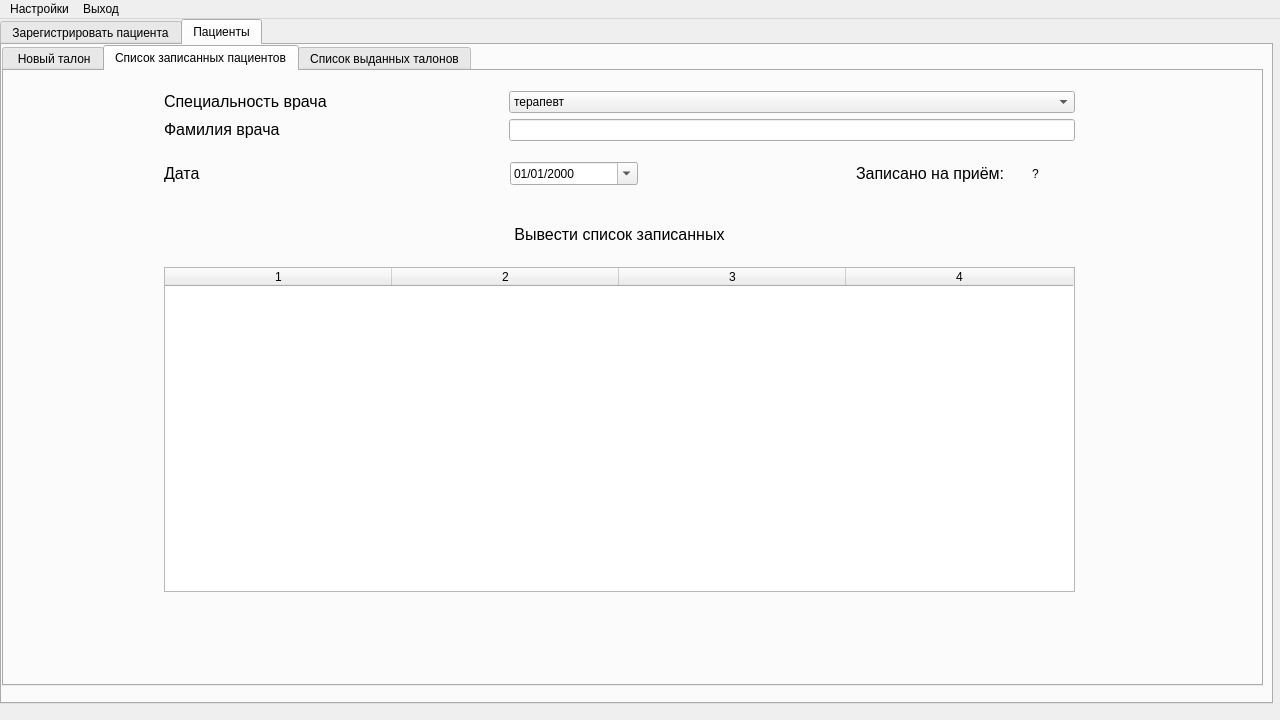
Above: 6th-semester/software-architecture/src/View/ApplicationViewUi.ui from theseChains/uni-assignments before the change. Below: the same form after it.
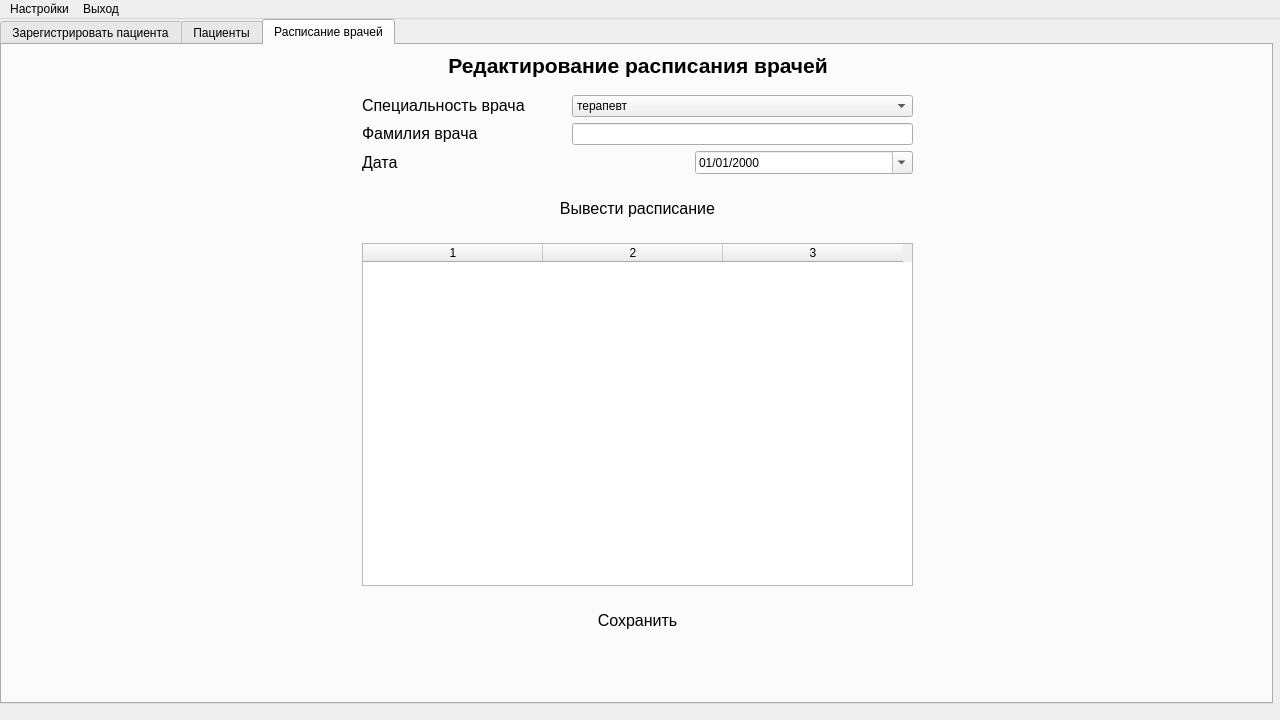
That is the form after the change. The open tabs and pages were chosen to show the change.

Commit message: Add a tab for doctor schedules

```diff
--- a/6th-semester/software-architecture/src/View/ApplicationViewUi.ui
+++ b/6th-semester/software-architecture/src/View/ApplicationViewUi.ui
@@ -2549,6 +2549,11 @@
                </item>
                <item>
                 <widget class="QLabel" name="label_83">
+                 <property name="font">
+                  <font>
+                   <pointsize>12</pointsize>
+                  </font>
+                 </property>
                  <property name="text">
                   <string>?</string>
                  </property>
@@ -2629,16 +2634,340 @@
              </item>
             </layout>
            </widget>
-          </widget>
-          <widget class="QWidget" name="tab_3">
-           <attribute name="title">
-            <string>Список выданных талонов</string>
-           </attribute>
+           <widget class="QWidget" name="horizontalLayoutWidget_35">
+            <property name="geometry">
+             <rect>
+              <x>0</x>
+              <y>530</y>
+              <width>1261</width>
+              <height>51</height>
+             </rect>
+            </property>
+            <layout class="QHBoxLayout" name="horizontalLayout_119" stretch="8,3,8">
+             <item>
+              <spacer name="horizontalSpacer_53">
+               <property name="orientation">
+                <enum>Qt::Horizontal</enum>
+               </property>
+               <property name="sizeHint" stdset="0">
+                <size>
+                 <width>40</width>
+                 <height>20</height>
+                </size>
+               </property>
+              </spacer>
+             </item>
+             <item>
+              <widget class="QPushButton" name="pushButton_5">
+               <property name="sizePolicy">
+                <sizepolicy hsizetype="Minimum" vsizetype="Preferred">
+                 <horstretch>0</horstretch>
+                 <verstretch>0</verstretch>
+                </sizepolicy>
+               </property>
+               <property name="font">
+                <font>
+                 <pointsize>12</pointsize>
+                </font>
+               </property>
+               <property name="styleSheet">
+                <string notr="true">border-radius: 25px;</string>
+               </property>
+               <property name="text">
+                <string>Сохранить</string>
+               </property>
+              </widget>
+             </item>
+             <item>
+              <spacer name="horizontalSpacer_54">
+               <property name="orientation">
+                <enum>Qt::Horizontal</enum>
+               </property>
+               <property name="sizeHint" stdset="0">
+                <size>
+                 <width>40</width>
+                 <height>20</height>
+                </size>
+               </property>
+              </spacer>
+             </item>
+            </layout>
+           </widget>
           </widget>
          </widget>
         </widget>
        </widget>
       </widget>
+      <widget class="QWidget" name="DoctorScheduleTab">
+       <attribute name="title">
+        <string>Расписание врачей</string>
+       </attribute>
+       <widget class="QWidget" name="verticalLayoutWidget_12">
+        <property name="geometry">
+         <rect>
+          <x>360</x>
+          <y>50</y>
+          <width>551</width>
+          <height>491</height>
+         </rect>
+        </property>
+        <layout class="QVBoxLayout" name="verticalLayout_29" stretch="1,1,1,1,6">
+         <item>
+          <layout class="QHBoxLayout" name="horizontalLayout_114" stretch="3,5">
+           <property name="spacing">
+            <number>6</number>
+           </property>
+           <item>
+            <widget class="QLabel" name="label_97">
+             <property name="text">
+              <string>&lt;html&gt;&lt;head/&gt;&lt;body&gt;&lt;p&gt;&lt;span style=&quot; font-size:12pt;&quot;&gt;Специальность врача&lt;/span&gt;&lt;/p&gt;&lt;/body&gt;&lt;/html&gt;</string>
+             </property>
+            </widget>
+           </item>
+           <item>
+            <widget class="QComboBox" name="comboBox_15">
+             <item>
+              <property name="text">
+               <string>терапевт</string>
+              </property>
+             </item>
+             <item>
+              <property name="text">
+               <string>лаборант</string>
+              </property>
+             </item>
+             <item>
+              <property name="text">
+               <string>кардиолог</string>
+              </property>
+             </item>
+             <item>
+              <property name="text">
+               <string>офтальмолог</string>
+              </property>
+             </item>
+            </widget>
+           </item>
+          </layout>
+         </item>
+         <item>
+          <layout class="QHBoxLayout" name="horizontalLayout_115" stretch="3,5">
+           <property name="spacing">
+            <number>6</number>
+           </property>
+           <item>
+            <widget class="QLabel" name="label_98">
+             <property name="text">
+              <string>&lt;html&gt;&lt;head/&gt;&lt;body&gt;&lt;p&gt;&lt;span style=&quot; font-size:12pt;&quot;&gt;Фамилия врача&lt;/span&gt;&lt;/p&gt;&lt;/body&gt;&lt;/html&gt;</string>
+             </property>
+            </widget>
+           </item>
+           <item>
+            <widget class="QLineEdit" name="lineEdit_55"/>
+           </item>
+          </layout>
+         </item>
+         <item>
+          <layout class="QHBoxLayout" name="horizontalLayout_116" stretch="3,2">
+           <property name="spacing">
+            <number>6</number>
+           </property>
+           <item>
+            <widget class="QLabel" name="label_99">
+             <property name="text">
+              <string>&lt;html&gt;&lt;head/&gt;&lt;body&gt;&lt;p&gt;&lt;span style=&quot; font-size:12pt;&quot;&gt;Дата&lt;/span&gt;&lt;/p&gt;&lt;/body&gt;&lt;/html&gt;</string>
+             </property>
+            </widget>
+           </item>
+           <item>
+            <widget class="QDateEdit" name="dateEdit_13">
+             <property name="displayFormat">
+              <string>dd/MM/yyyy</string>
+             </property>
+             <property name="calendarPopup">
+              <bool>true</bool>
+             </property>
+            </widget>
+           </item>
+          </layout>
+         </item>
+         <item>
+          <layout class="QHBoxLayout" name="horizontalLayout_117" stretch="3,4,3">
+           <property name="spacing">
+            <number>6</number>
+           </property>
+           <item>
+            <spacer name="horizontalSpacer_49">
+             <property name="orientation">
+              <enum>Qt::Horizontal</enum>
+             </property>
+             <property name="sizeHint" stdset="0">
+              <size>
+               <width>40</width>
+               <height>20</height>
+              </size>
+             </property>
+            </spacer>
+           </item>
+           <item>
+            <widget class="QPushButton" name="pushButton_12">
+             <property name="sizePolicy">
+              <sizepolicy hsizetype="Minimum" vsizetype="Preferred">
+               <horstretch>0</horstretch>
+               <verstretch>0</verstretch>
+              </sizepolicy>
+             </property>
+             <property name="font">
+              <font>
+               <pointsize>12</pointsize>
+              </font>
+             </property>
+             <property name="styleSheet">
+              <string notr="true">border-radius: 18px;</string>
+             </property>
+             <property name="text">
+              <string>Вывести расписание</string>
+             </property>
+            </widget>
+           </item>
+           <item>
+            <spacer name="horizontalSpacer_50">
+             <property name="orientation">
+              <enum>Qt::Horizontal</enum>
+             </property>
+             <property name="sizeHint" stdset="0">
+              <size>
+               <width>40</width>
+               <height>20</height>
+              </size>
+             </property>
+            </spacer>
+           </item>
+          </layout>
+         </item>
+         <item>
+          <widget class="QTableWidget" name="TalonPageScheduleTable_5">
+           <property name="horizontalScrollBarPolicy">
+            <enum>Qt::ScrollBarAlwaysOff</enum>
+           </property>
+           <property name="columnCount">
+            <number>3</number>
+           </property>
+           <attribute name="horizontalHeaderDefaultSectionSize">
+            <number>180</number>
+           </attribute>
+           <column/>
+           <column/>
+           <column/>
+          </widget>
+         </item>
+        </layout>
+       </widget>
+       <widget class="QWidget" name="horizontalLayoutWidget_33">
+        <property name="geometry">
+         <rect>
+          <x>360</x>
+          <y>550</y>
+          <width>551</width>
+          <height>51</height>
+         </rect>
+        </property>
+        <layout class="QHBoxLayout" name="horizontalLayout_113" stretch="2,3,2">
+         <item>
+          <spacer name="horizontalSpacer_47">
+           <property name="orientation">
+            <enum>Qt::Horizontal</enum>
+           </property>
+           <property name="sizeHint" stdset="0">
+            <size>
+             <width>40</width>
+             <height>20</height>
+            </size>
+           </property>
+          </spacer>
+         </item>
+         <item>
+          <widget class="QPushButton" name="TalonPageEditScheduleButton_4">
+           <property name="sizePolicy">
+            <sizepolicy hsizetype="Minimum" vsizetype="Preferred">
+             <horstretch>0</horstretch>
+             <verstretch>0</verstretch>
+            </sizepolicy>
+           </property>
+           <property name="font">
+            <font>
+             <pointsize>12</pointsize>
+            </font>
+           </property>
+           <property name="styleSheet">
+            <string notr="true">border-radius: 25px;</string>
+           </property>
+           <property name="text">
+            <string>Сохранить</string>
+           </property>
+          </widget>
+         </item>
+         <item>
+          <spacer name="horizontalSpacer_48">
+           <property name="orientation">
+            <enum>Qt::Horizontal</enum>
+           </property>
+           <property name="sizeHint" stdset="0">
+            <size>
+             <width>40</width>
+             <height>20</height>
+            </size>
+           </property>
+          </spacer>
+         </item>
+        </layout>
+       </widget>
+       <widget class="QWidget" name="horizontalLayoutWidget_34">
+        <property name="geometry">
+         <rect>
+          <x>0</x>
+          <y>0</y>
+          <width>1271</width>
+          <height>41</height>
+         </rect>
+        </property>
+        <layout class="QHBoxLayout" name="horizontalLayout_118">
+         <item>
+          <spacer name="horizontalSpacer_51">
+           <property name="orientation">
+            <enum>Qt::Horizontal</enum>
+           </property>
+           <property name="sizeHint" stdset="0">
+            <size>
+             <width>40</width>
+             <height>20</height>
+            </size>
+           </property>
+          </spacer>
+         </item>
+         <item>
+          <widget class="QLabel" name="label_100">
+           <property name="text">
+            <string>&lt;html&gt;&lt;head/&gt;&lt;body&gt;&lt;p align=&quot;center&quot;&gt;&lt;span style=&quot; font-size:16pt; font-weight:600;&quot;&gt;Редактирование расписания врачей&lt;/span&gt;&lt;/p&gt;&lt;/body&gt;&lt;/html&gt;</string>
+           </property>
+          </widget>
+         </item>
+         <item>
+          <spacer name="horizontalSpacer_52">
+           <property name="orientation">
+            <enum>Qt::Horizontal</enum>
+           </property>
+           <property name="sizeHint" stdset="0">
+            <size>
+             <width>40</width>
+             <height>20</height>
+            </size>
+           </property>
+          </spacer>
+         </item>
+        </layout>
+       </widget>
+      </widget>
      </widget>
     </widget>
     <widget class="QWidget" name="AdministratorPage">
```
Left out of the diff: 22 changed lines with no effect on the pictures. The commit also changes 2 other files.
